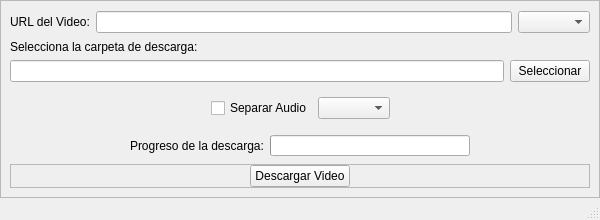
Qt form Descarga_Videos_Youtube.ui (OscarAbad904/Descarga-Videos-Youtube) before a commit.
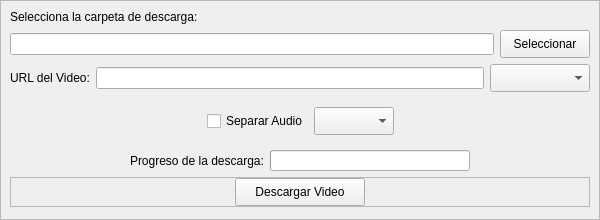
The same form after that commit.

Commit message: corregido problemas con nombre de archivo

Patch:
```diff
--- a/Descarga_Videos_Youtube.ui
+++ b/Descarga_Videos_Youtube.ui
@@ -19,7 +19,7 @@
   <property name="maximumSize">
    <size>
     <width>600</width>
-    <height>220</height>
+    <height>999</height>
    </size>
   </property>
   <property name="windowTitle">
@@ -51,39 +51,14 @@
        <enum>QFrame::Raised</enum>
       </property>
       <layout class="QVBoxLayout" name="verticalLayout_2">
-       <item>
-        <widget class="QFrame" name="FrameURL">
-         <layout class="QHBoxLayout" name="horizontalLayout_2">
-          <property name="leftMargin">
-           <number>0</number>
-          </property>
-          <property name="topMargin">
-           <number>0</number>
-          </property>
-          <property name="rightMargin">
-           <number>0</number>
-          </property>
-          <property name="bottomMargin">
-           <number>0</number>
-          </property>
-          <item>
-           <widget class="QLabel" name="labelURL">
-            <property name="text">
-             <string>URL del Video:</string>
-            </property>
-           </widget>
-          </item>
-          <item>
-           <widget class="QLineEdit" name="urlLineEdit"/>
-          </item>
-          <item>
-           <widget class="QComboBox" name="videoFormatComboBox"/>
-          </item>
-         </layout>
-        </widget>
-       </item>
        <item>
         <widget class="QFrame" name="FrameRutaDescarga">
+         <property name="sizePolicy">
+          <sizepolicy hsizetype="Preferred" vsizetype="Fixed">
+           <horstretch>0</horstretch>
+           <verstretch>0</verstretch>
+          </sizepolicy>
+         </property>
          <layout class="QVBoxLayout" name="verticalLayoutFolder">
           <property name="spacing">
            <number>6</number>
@@ -127,6 +102,18 @@
              </item>
              <item>
               <widget class="QPushButton" name="seleccionarCarpetaButton">
+               <property name="minimumSize">
+                <size>
+                 <width>90</width>
+                 <height>28</height>
+                </size>
+               </property>
+               <property name="maximumSize">
+                <size>
+                 <width>90</width>
+                 <height>28</height>
+                </size>
+               </property>
                <property name="text">
                 <string>Seleccionar</string>
                </property>
@@ -138,8 +125,64 @@
          </layout>
         </widget>
        </item>
+       <item>
+        <widget class="QFrame" name="FrameURL">
+         <property name="sizePolicy">
+          <sizepolicy hsizetype="Preferred" vsizetype="Fixed">
+           <horstretch>0</horstretch>
+           <verstretch>0</verstretch>
+          </sizepolicy>
+         </property>
+         <layout class="QHBoxLayout" name="horizontalLayout_2">
+          <property name="leftMargin">
+           <number>0</number>
+          </property>
+          <property name="topMargin">
+           <number>0</number>
+          </property>
+          <property name="rightMargin">
+           <number>0</number>
+          </property>
+          <property name="bottomMargin">
+           <number>0</number>
+          </property>
+          <item>
+           <widget class="QLabel" name="labelURL">
+            <property name="text">
+             <string>URL del Video:</string>
+            </property>
+           </widget>
+          </item>
+          <item>
+           <widget class="QLineEdit" name="urlLineEdit"/>
+          </item>
+          <item>
+           <widget class="QComboBox" name="videoFormatComboBox">
+            <property name="minimumSize">
+             <size>
+              <width>100</width>
+              <height>28</height>
+             </size>
+            </property>
+            <property name="maximumSize">
+             <size>
+              <width>100</width>
+              <height>28</height>
+             </size>
+            </property>
+           </widget>
+          </item>
+         </layout>
+        </widget>
+       </item>
        <item>
         <widget class="QFrame" name="FrameAudio">
+         <property name="sizePolicy">
+          <sizepolicy hsizetype="Preferred" vsizetype="Fixed">
+           <horstretch>0</horstretch>
+           <verstretch>0</verstretch>
+          </sizepolicy>
+         </property>
          <layout class="QHBoxLayout" name="horizontalLayout">
           <property name="leftMargin">
            <number>9</number>
@@ -168,7 +211,20 @@
            </widget>
           </item>
           <item>
-           <widget class="QComboBox" name="audioFormatComboBox"/>
+           <widget class="QComboBox" name="audioFormatComboBox">
+            <property name="minimumSize">
+             <size>
+              <width>80</width>
+              <height>28</height>
+             </size>
+            </property>
+            <property name="maximumSize">
+             <size>
+              <width>80</width>
+              <height>28</height>
+             </size>
+            </property>
+           </widget>
           </item>
           <item>
            <spacer name="horizontalSpacer">
@@ -188,6 +244,12 @@
        </item>
        <item>
         <widget class="QFrame" name="FrameProgreso">
+         <property name="sizePolicy">
+          <sizepolicy hsizetype="Preferred" vsizetype="Fixed">
+           <horstretch>0</horstretch>
+           <verstretch>0</verstretch>
+          </sizepolicy>
+         </property>
          <layout class="QHBoxLayout" name="horizontalLayout_3">
           <property name="leftMargin">
            <number>0</number>
@@ -261,6 +323,12 @@
        </item>
        <item>
         <widget class="QFrame" name="FrameDescargar">
+         <property name="sizePolicy">
+          <sizepolicy hsizetype="Preferred" vsizetype="Fixed">
+           <horstretch>0</horstretch>
+           <verstretch>0</verstretch>
+          </sizepolicy>
+         </property>
          <property name="frameShape">
           <enum>QFrame::StyledPanel</enum>
          </property>
@@ -297,14 +365,14 @@
            <widget class="QPushButton" name="descargarButton">
             <property name="minimumSize">
              <size>
-              <width>100</width>
-              <height>0</height>
+              <width>130</width>
+              <height>28</height>
              </size>
             </property>
             <property name="maximumSize">
              <size>
-              <width>100</width>
-              <height>16777215</height>
+              <width>130</width>
+              <height>28</height>
              </size>
             </property>
             <property name="text">
@@ -333,17 +401,6 @@
     </item>
    </layout>
   </widget>
-  <widget class="QMenuBar" name="menubar">
-   <property name="geometry">
-    <rect>
-     <x>0</x>
-     <y>0</y>
-     <width>600</width>
-     <height>21</height>
-    </rect>
-   </property>
-  </widget>
-  <widget class="QStatusBar" name="statusbar"/>
  </widget>
  <resources/>
  <connections/>
```
The commit also changes 1 other file.
